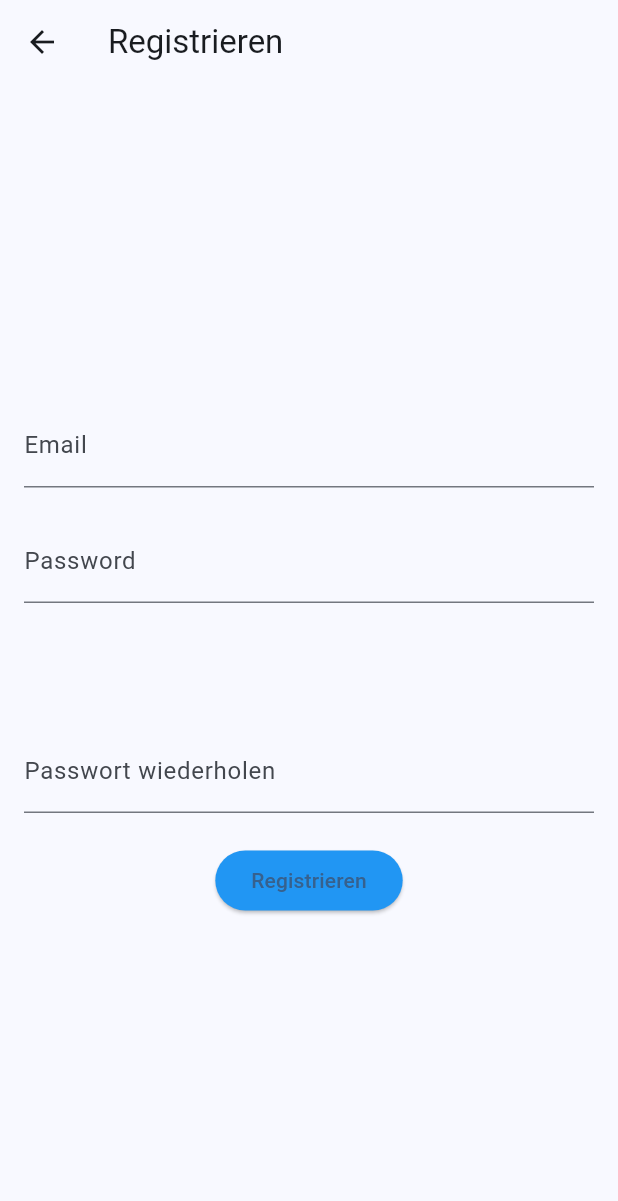
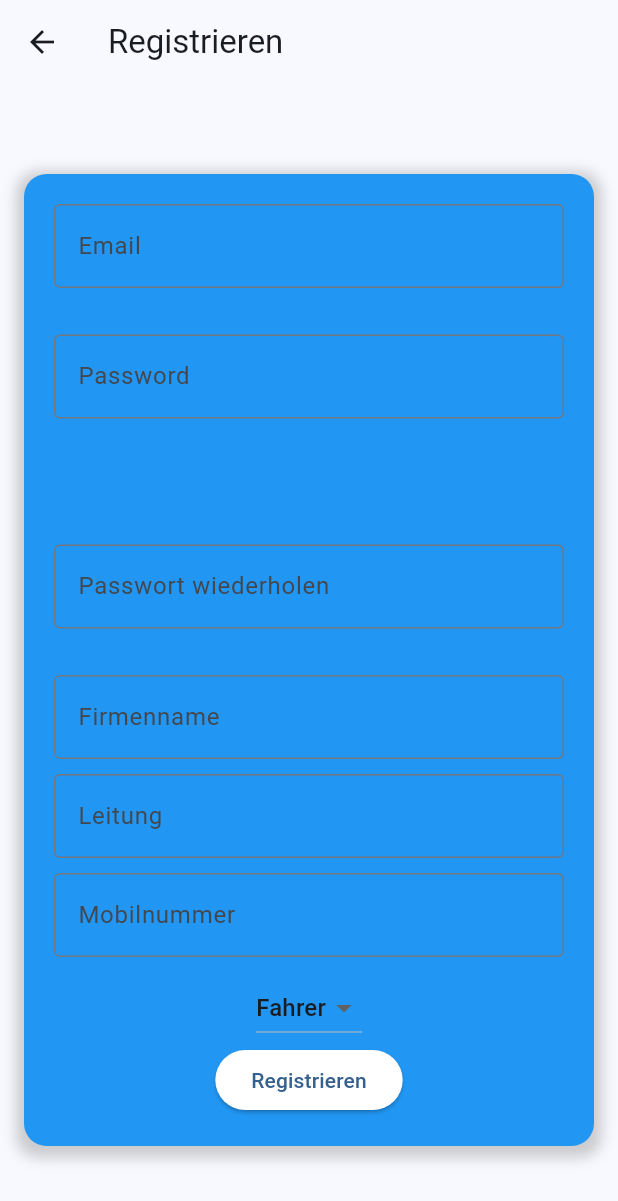
Before and after one commit to Eichhoernchen7/winterdienstprofi, a Flutter app: the screen it shows after launch, after a tap on "Registrieren", on a phone screen of 412 x 824 dp. Shown: the top 1201 px of the screen. Run offline on Flutter 3.47's test engine with Material 3 defaults, Android fonts, the phone set to English and light mode, and no system bars; our stand-ins replace cloud_firestore, firebase_auth, firebase_core, google_fonts, google_maps_flutter, location; accounts and stored records are empty; network calls fail.

Commit message:
16.01.2024 00:08

```diff
--- a/lib/intro_screen.dart
+++ b/lib/intro_screen.dart
@@ -1,6 +1,6 @@
 import 'dart:async';
 import 'package:flutter/material.dart';
-import 'package:winterdienst_profi/login/loginScreen.dart';
+import 'package:winterdienst_profi/login/login_screen.dart';
 
 
 class IntroScreen extends StatefulWidget {
--- a/lib/login/loginScreen.dart
+++ /dev/null
@@ -1,100 +0,0 @@
-import 'package:flutter/material.dart';
-import 'package:firebase_auth/firebase_auth.dart';
-import '../maps/karten_screen.dart';
-import '../main.dart';
-import 'register_screen.dart';
-
-class LoginScreen extends StatefulWidget {
-  @override
-  _LoginScreenState createState() => _LoginScreenState();
-}
-
-class _LoginScreenState extends State<LoginScreen> {
-  final _emailController = TextEditingController();
-  final _passwordController = TextEditingController();
-  final _auth = FirebaseAuth.instance;
-
-  void _login() async {
-    try {
-      final userCredential = await _auth.signInWithEmailAndPassword(
-        email: _emailController.text,
-        password: _passwordController.text,
-      );
-      print("Logged in: ${userCredential.user}");
-      // Navigieren zum Kartenscreen oder weiteren Screen nach dem Login
-      Navigator.of(context).pushReplacement(MaterialPageRoute(
-        builder: (context) => MainScreen(),
-      ));
-
-      // Zeige Snackbar für erfolgreichen Login
-      ScaffoldMessenger.of(context).showSnackBar(
-        SnackBar(
-          content: Text('Erfolgreich eingeloggt!'),
-          duration: Duration(seconds: 3),
-        ),
-      );
-    } catch (e) {
-      print(e); // Fehlerbehandlung in der Konsole
-      String errorMessage = 'Fehler beim Einloggen. Bitte versuchen Sie es erneut.';
-
-      // Überprüfen Sie, ob der Fehler eine spezifische Nachricht hat
-      if (e is FirebaseAuthException) {
-        errorMessage = e.message ?? errorMessage;
-      }
-
-      // Zeige Snackbar für Fehlermeldung
-      ScaffoldMessenger.of(context).showSnackBar(
-        SnackBar(
-          content: Text(errorMessage),
-          duration: Duration(seconds: 5),
-          backgroundColor: Colors.red,
-        ),
-      );
-    }
-  }
-
-
-  void _navigateToRegister() {
-    // Navigieren zum Registrierungs-Screen
-    Navigator.of(context).push(MaterialPageRoute(builder: (context) => RegisterScreen()));
-  }
-
-  @override
-  Widget build(BuildContext context) {
-    return Scaffold(
-      appBar: AppBar(title: Text('Login')),
-      body: Padding(
-        padding: EdgeInsets.all(16.0),
-        child: Column(
-          mainAxisAlignment: MainAxisAlignment.center,
-          children: <Widget>[
-            TextField(
-              controller: _emailController,
-              decoration: InputDecoration(labelText: 'Email'),
-              keyboardType: TextInputType.emailAddress,
-            ),
-            TextField(
-              controller: _passwordController,
-              decoration: InputDecoration(labelText: 'Password'),
-              obscureText: true,
-            ),
-            ElevatedButton(
-              onPressed: _login,
-              child: Text('Login'),
-              style: ButtonStyle(
-                backgroundColor: MaterialStateProperty.all<Color>(Colors.blue),
-              ),
-            ),
-            ElevatedButton(
-              onPressed: _navigateToRegister,
-              child: Text('Registrieren'),
-              style: ButtonStyle(
-                backgroundColor: MaterialStateProperty.all<Color>(Colors.blue),
-              ),
-            ),
-          ],
-        ),
-      ),
-    );
-  }
-}
--- /dev/null
+++ b/lib/login/login_screen.dart
@@ -0,0 +1,131 @@
+import 'package:flutter/foundation.dart';
+import 'package:flutter/material.dart';
+import 'package:firebase_auth/firebase_auth.dart';
+import '../main.dart';
+import 'register_screen.dart';
+
+class LoginScreen extends StatefulWidget {
+  const LoginScreen({super.key});
+
+  @override
+  LoginScreenState createState() => LoginScreenState();
+}
+
+class LoginScreenState extends State<LoginScreen> {
+  final _emailController = TextEditingController();
+  final _passwordController = TextEditingController();
+  final _auth = FirebaseAuth.instance;
+
+  void _login() async {
+    try {
+      final userCredential = await _auth.signInWithEmailAndPassword(
+        email: _emailController.text,
+        password: _passwordController.text,
+      );
+      if (kDebugMode) {
+        print("Logged in: ${userCredential.user}");
+      }
+      // Navigieren zum Kartenscreen oder weiteren Screen nach dem Login
+      Navigator.of(context).pushReplacement(MaterialPageRoute(
+        builder: (context) => const MainScreen(),
+      ));
+
+      // Zeige Snackbar für erfolgreichen Login
+      ScaffoldMessenger.of(context).showSnackBar(
+        const SnackBar(
+          content: Text('Erfolgreich eingeloggt!'),
+          duration: Duration(seconds: 3),
+        ),
+      );
+    } catch (e) {
+      if (kDebugMode) {
+        print(e);
+      } // Fehlerbehandlung in der Konsole
+      String errorMessage = 'Fehler beim Einloggen. Bitte versuchen Sie es erneut.';
+
+      // Überprüfen Sie, ob der Fehler eine spezifische Nachricht hat
+      if (e is FirebaseAuthException) {
+        errorMessage = e.message ?? errorMessage;
+      }
+
+      // Zeige Snackbar für Fehlermeldung
+      ScaffoldMessenger.of(context).showSnackBar(
+        SnackBar(
+          content: Text(errorMessage),
+          duration: const Duration(seconds: 5),
+          backgroundColor: Colors.red,
+        ),
+      );
+    }
+  }
+
+
+  void _navigateToRegister() {
+    // Navigieren zum Registrierungs-Screen
+    Navigator.of(context).push(MaterialPageRoute(builder: (context) => const RegisterScreen()));
+  }
+
+  @override
+  Widget build(BuildContext context) {
+    return Scaffold(
+      appBar: AppBar(title: const Text('Login')),
+      body: Padding(
+        padding: EdgeInsets.all(16.0),
+        child: Center(
+          child: SingleChildScrollView(
+            child: Container(
+              padding: EdgeInsets.all(20),
+              decoration: BoxDecoration(
+                color: Colors.blue,
+                borderRadius: BorderRadius.circular(15),
+                boxShadow: [
+                  BoxShadow(
+                    color: Colors.grey.withOpacity(0.5),
+                    spreadRadius: 5,
+                    blurRadius: 7,
+                    offset: Offset(0, 3),
+                  ),
+                ],
+              ),
+              child: Column(
+                mainAxisAlignment: MainAxisAlignment.center,
+                children: <Widget>[
+                  TextField(
+                    controller: _emailController,
+                    decoration: const InputDecoration(
+                      labelText: 'Email',
+                      border: OutlineInputBorder(),
+                    ),
+                    keyboardType: TextInputType.emailAddress,
+                  ),
+                  const SizedBox(height: 20),
+                  TextField(
+                    controller: _passwordController,
+                    decoration: const InputDecoration(
+                      labelText: 'Password',
+                      border: OutlineInputBorder(),
+                    ),
+                    obscureText: true,
+                  ),
+                  const SizedBox(height: 20),
+                  ElevatedButton(
+                    onPressed: _login,
+                    child: Text('Login'),
+                  ),
+                  const SizedBox(height: 10),
+                  ElevatedButton(
+                    onPressed: _navigateToRegister,
+                    style: ButtonStyle(
+                      backgroundColor: MaterialStateProperty.all<Color>(Colors.white),
+                    ),
+                    child: const Text('Registrieren'),
+                  ),
+                ],
+              ),
+            ),
+          ),
+        ),
+      ),
+    );
+  }
+}
--- a/lib/login/register_screen.dart
+++ b/lib/login/register_screen.dart
@@ -2,6 +2,7 @@ import 'package:flutter/foundation.dart';
 import 'package:flutter/material.dart';
 import 'package:firebase_auth/firebase_auth.dart';
 import 'package:winterdienst_profi/maps/karten_screen.dart';
+import 'package:cloud_firestore/cloud_firestore.dart';
 
 class RegisterScreen extends StatefulWidget {
   const RegisterScreen({super.key});
@@ -15,6 +16,12 @@ class RegisterScreenState extends State<RegisterScreen> {
   final _passwordController = TextEditingController();
   final _confirmPasswordController = TextEditingController();
   final _auth = FirebaseAuth.instance;
+  // Zusätzliche Controller für neue Felder
+  final _firmennameController = TextEditingController();
+  final _leitungController = TextEditingController();
+  final _mobilnummerController = TextEditingController();
+  String _selectedRole = 'Fahrer'; // todo liste entwickeln
+
   String _emailValidationMessage = '';
   String _passwordLengthMessage = '';
   String _passwordNumberMessage = '';
@@ -63,6 +70,7 @@ class RegisterScreenState extends State<RegisterScreen> {
         _confirmPasswordValidationMessage.isNotEmpty) {
       // Zeige Fehlermeldungen oder handle den Fehler
       return;
+
     }
 
     final registrationSuccess = await _attemptRegistration();
@@ -71,6 +79,35 @@ class RegisterScreenState extends State<RegisterScreen> {
       _navigateToCardScreen();
     } else {
       _showRegistrationError();
+    }
+
+    if (registrationSuccess) {
+      await _saveUserDataToFirestore();
+      _showRegistrationSuccess();
+      _navigateToCardScreen();
+    } else {
+      _showRegistrationError();
+    }
+  }
+
+  Future<void> _saveUserDataToFirestore() async {
+    String userId = FirebaseAuth.instance.currentUser!.uid;
+    CollectionReference users = FirebaseFirestore.instance.collection('benutzer');
+
+    await users.doc(userId).set({
+      'email': _emailController.text,
+      'rolle': _selectedRole,
+      // Weitere Benutzerdaten hier hinzufügen
+    });
+
+    if (_selectedRole == 'Firma') {
+      CollectionReference firmen = FirebaseFirestore.instance.collection(_firmennameController.text);
+      await firmen.doc(userId).set({
+        'email': _emailController.text,
+        'leitung': _leitungController.text,
+        'mobilnummer': _mobilnummerController.text,
+        'rolle': ['Firma', 'Fahrer', 'Kunde'] // Rollenliste anpassen
+      });
     }
   }
 
@@ -122,43 +159,133 @@ class RegisterScreenState extends State<RegisterScreen> {
       appBar: AppBar(title: const Text('Registrieren')),
       body: Padding(
         padding: const EdgeInsets.all(16.0),
+        child: Center(
+          child: SingleChildScrollView(
+            child: Container(
+              padding: const EdgeInsets.all(20),
+              decoration: BoxDecoration(
+                color: Colors.blue,
+                borderRadius: BorderRadius.circular(15),
+                boxShadow: [
+                  BoxShadow(
+                    color: Colors.grey.withOpacity(0.5),
+                    spreadRadius: 5,
+                    blurRadius: 7,
+                    offset: const Offset(0, 3),
+                  ),
+                ],
+              ),
               child: Column(
                 mainAxisAlignment: MainAxisAlignment.center,
                 children: <Widget>[
+                  // Email-Eingabefeld
                   TextField(
                     controller: _emailController,
-              decoration: const InputDecoration(labelText: 'Email'),
+                    decoration: const InputDecoration(
+                      labelText: 'Email',
+                      border: OutlineInputBorder(),
+                    ),
                     keyboardType: TextInputType.emailAddress,
                     onChanged: (value) => _updateEmailValidation(),
                   ),
+                  const SizedBox(height: 10),
                   Text(_emailValidationMessage, style: const TextStyle(color: Colors.red)),
+
+                  // Passwort-Eingabefeld
                   TextField(
                     controller: _passwordController,
-              decoration: const InputDecoration(labelText: 'Password'),
+                    decoration: const InputDecoration(
+                      labelText: 'Password',
+                      border: OutlineInputBorder(),
+                    ),
                     obscureText: true,
                     onChanged: (value) => _updatePasswordValidations(),
                   ),
-            Text(_passwordLengthMessage, style: const TextStyle(color: Colors.red)),
-            Text(_passwordNumberMessage, style: const TextStyle(color: Colors.red)),
-            Text(_passwordSpecialCharMessage, style: const TextStyle(color: Colors.red)),
-            Text(_passwordUppercaseMessage, style: const TextStyle(color: Colors.red)),
+                  _buildPasswordValidationMessages(),
+
+                  // Passwort-Wiederholung
                   TextField(
                     controller: _confirmPasswordController,
-              decoration: const InputDecoration(labelText: 'Passwort wiederholen'),
+                    decoration: const InputDecoration(
+                      labelText: 'Passwort wiederholen',
+                      border: OutlineInputBorder(),
+                    ),
                     obscureText: true,
                     onChanged: (value) => _updateConfirmPasswordValidation(),
                   ),
+                  const SizedBox(height: 10),
                   Text(_confirmPasswordValidationMessage, style: const TextStyle(color: Colors.red)),
+
+                  // Zusätzliche Felder für Firmeninformationen
+                  TextField(
+                    controller: _firmennameController,
+                    decoration: const InputDecoration(
+                      labelText: 'Firmenname',
+                      border: OutlineInputBorder(),
+                    ),
+                  ),
+                  const SizedBox(height: 10),
+                  TextField(
+                    controller: _leitungController,
+                    decoration: const InputDecoration(
+                      labelText: 'Leitung',
+                      border: OutlineInputBorder(),
+                    ),
+                  ),
+                  const SizedBox(height: 10),
+                  TextField(
+                    controller: _mobilnummerController,
+                    decoration: const InputDecoration(
+                      labelText: 'Mobilnummer',
+                      border: OutlineInputBorder(),
+                    ),
+                  ),
+                  const SizedBox(height: 10),
+
+                  // Dropdown für die Rolle
+                  DropdownButton<String>(
+                    value: _selectedRole,
+                    onChanged: (String? newValue) {
+                      setState(() {
+                        _selectedRole = newValue!;
+                      });
+                    },
+                    items: <String>['Firma', 'Fahrer', 'Kunde']
+                        .map<DropdownMenuItem<String>>((String value) {
+                      return DropdownMenuItem<String>(
+                        value: value,
+                        child: Text(value),
+                      );
+                    }).toList(),
+                  ),
+
+                  // Registrieren-Button
                   ElevatedButton(
                     onPressed: _register,
                     style: ButtonStyle(
-                backgroundColor: MaterialStateProperty.all<Color>(Colors.blue),
+                      backgroundColor: MaterialStateProperty.all<Color>(Colors.white),
                     ),
                     child: const Text('Registrieren'),
                   ),
                 ],
               ),
             ),
+          ),
+        ),
+      ),
+    );
+  }
+
+
+  Widget _buildPasswordValidationMessages() {
+    return Column(
+      crossAxisAlignment: CrossAxisAlignment.start,
+      children: [
+        Text(_passwordLengthMessage, style: const TextStyle(color: Colors.red)),
+        Text(_passwordNumberMessage, style: const TextStyle(color: Colors.red)),
+        Text(_passwordSpecialCharMessage, style: const TextStyle(color: Colors.red)),
+        Text(_passwordUppercaseMessage, style: const TextStyle(color: Colors.red)),
+      ],
     );
   }
 }
--- a/pubspec.yaml
+++ b/pubspec.yaml
@@ -42,6 +42,8 @@ dependencies:
   http: ^1.1.2
   intl: ^0.17.0
   fl_chart: ^0.36.0
+  google_fonts: ^6.1.0
+  cloud_firestore: ^4.14.0
 
 dev_dependencies:
   flutter_test:
```
Also changed, not shown: lib/weather/wetter_screen.dart (+23 -36 lines), pubspec.lock, 1 other file. Lines whose indentation alone changed are shown as unchanged.
